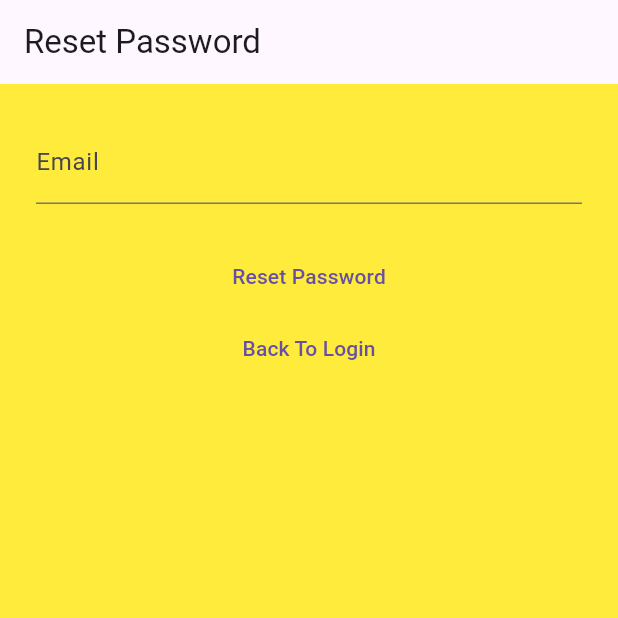
After one commit to RyleyMurphy/homework-tracker, a Flutter app: the screen it shows once a user with an empty profile is signed in, item 4 of the bottom bar chosen, after a tap on "Logout", after a tap on "Forgot Password?", on a phone screen of 412 x 824 dp, the top half of it. The commit adds this screen. Run offline on Flutter 3.47's test engine with Material 3 defaults, Android fonts, the phone set to English and light mode, and no system bars; our stand-ins replace firebase_auth, firebase_core; accounts and stored records are empty; network calls fail.

Commit message:
After Lab 4

```diff
--- a/lib/main.dart
+++ b/lib/main.dart
@@ -24,37 +24,22 @@ class HomeworkTrackerApp extends StatelessWidget {
   }
 }
 
-class SplashScreen extends StatefulWidget {
+class SplashScreen extends StatelessWidget {
   const SplashScreen({super.key});
 
   @override
-  State<SplashScreen> createState() => _SplashScreenState();
-
-}
-
-class _SplashScreenState extends State<SplashScreen> {
-    @override
-    void initState() {
-      super.initState();
-      Timer(const Duration(seconds: 3), () {
-        Navigator.of(context).pushReplacement(
-          MaterialPageRoute(
-          builder:
-          (_) => const MainNavigationScreen(),
-          ),
-        );
-      });
-    }
-
-    @override
   Widget build(BuildContext context) {
-      return Scaffold(
+    return StreamBuilder<User?>(
+      stream: FirebaseAuth.instance.authStateChanges(),
+      builder: (context, snapshot) {
+        if (snapshot.connectionState == ConnectionState.waiting) {
+          return const Scaffold(
             backgroundColor: Colors.blue,
             body: Center(
               child: Text(
                 'Homework Tracker',
                 style: TextStyle(
-              fontSize: 28,
+                  fontSize:28,
                   color: Colors.white,
                   fontWeight: FontWeight.bold,
                 ),
@@ -62,4 +47,11 @@ class _SplashScreenState extends State<SplashScreen> {
             ),
           );
         }
+        if (snapshot.hasData) {
+          return const MainNavigationScreen();
         }
+        return const LoginScreen();
+      },
+    );
+  }
+}
--- a/lib/views/login_screen.dart
+++ b/lib/views/login_screen.dart
@@ -2,6 +2,7 @@ import 'package:flutter/material.dart';
 import '../presenters/auth_presenter.dart';
 import 'main_navigation.dart';
 import 'signup_screen.dart';
+import 'password_reset.dart';
 
 class LoginScreen extends StatefulWidget {
     const LoginScreen({super.key});
@@ -44,7 +45,8 @@ class _LoginScreenState extends State<LoginScreen> {
                 padding: const EdgeInsets.all(16.0),
                 child: Column(
                     children: [
-                        if (_errorMessage!, style: const TextStyle(color: Colors.red)),
+                        if (_errorMessage != null)
+                            Text(_errorMessage!, style: const TextStyle(color: Colors.red)),
                         TextField(
                             controller: _emailController,
                             decoration: const InputDecoration(labelText: 'Email'),
@@ -65,6 +67,15 @@ class _LoginScreenState extends State<LoginScreen> {
                             },
                             child: const Text ('Don\'t have an account? Sign up'),
                         ),
+                        TextButton(
+                            onPressed: () {
+                                Navigator.push(
+                                    context,
+                                    MaterialPageRoute(builder: (_) => const PasswordResetScreen()),
+                                );
+                            },
+                            child: const Text ('Forgot Password?'),
+                        ),
                     ],
                 ),
             ),
--- a/lib/views/main_navigation.dart
+++ b/lib/views/main_navigation.dart
@@ -2,6 +2,7 @@ import 'package:flutter/material.dart';
 import '../home_screen.dart';
 import 'assignment_list_screen.dart';
 import 'course_list_screen.dart';
+import '../views/profile_screen.dart';
 
 class MainNavigationScreen extends StatefulWidget {
   const MainNavigationScreen({super.key});
@@ -16,6 +17,7 @@ class _MainNavigationScreenState extends State<MainNavigationScreen> {
     const HomeScreen(),
     const AssignmentListScreen(),
     const CourseListScreen(),
+    ProfileScreen(),
   ];
 
   void _onItemTapped(int index) {
@@ -30,6 +32,8 @@ class _MainNavigationScreenState extends State<MainNavigationScreen> {
       body: _screens[_selectedIndex],
       bottomNavigationBar: BottomNavigationBar(
         currentIndex: _selectedIndex,
+        selectedItemColor: Colors.purple,
+        unselectedItemColor: Colors.grey,
         onTap: _onItemTapped,
         items: const [
           BottomNavigationBarItem(
@@ -44,6 +48,10 @@ class _MainNavigationScreenState extends State<MainNavigationScreen> {
             icon: Icon(Icons.book),
             label: 'Courses',
           ),
+          BottomNavigationBarItem(
+            icon: Icon(Icons.person),
+            label: 'Profile',
+          ),
         ],
       ),
     );
--- /dev/null
+++ b/lib/views/password_reset.dart
@@ -0,0 +1,59 @@
+import 'package:firebase_auth/firebase_auth.dart';
+import 'package:flutter/material.dart';
+import 'package:homework_tracker1/views/login_screen.dart';
+
+class PasswordResetScreen extends StatefulWidget {
+  const PasswordResetScreen({super.key});
+
+  @override
+  State<PasswordResetScreen> createState() => _PasswordResetScreenState();
+}
+
+class _PasswordResetScreenState extends State<PasswordResetScreen> {
+    final _emailController = TextEditingController();
+
+    @override
+    Widget build(BuildContext context) {
+      return Scaffold(
+        appBar: AppBar(
+          title: const Text('Reset Password'),
+          automaticallyImplyLeading: false,
+        ),
+        body: Padding(
+          padding: EdgeInsets.all(24.0),
+          child: Column(
+            children: [
+                TextField(
+                  controller: _emailController,
+                  decoration: const InputDecoration(labelText: 'Email'),
+                ),
+                const SizedBox(height: 24),
+                TextButton(
+                  onPressed: () {
+                    FirebaseAuth.instance.sendPasswordResetEmail(email: _emailController.text.trim());
+                    showDialog(
+                      context: context,
+                      builder: (BuildContext context) {
+                        return AlertDialog(
+                          title: const Text('Sent Password Reset Email'),
+                      );
+                    },
+                  );
+                },
+                child: const Text('Reset Password'),
+              ),
+              TextButton(
+                onPressed: () {
+                  Navigator.push(
+                    context,
+                    MaterialPageRoute(builder: (_) => LoginScreen())
+                  );
+                },
+                child: const Text('Back To Login'),
+              ),
+            ],
+          ),
+        ),
+      );
+    }
+}
--- /dev/null
+++ b/lib/views/profile_screen.dart
@@ -0,0 +1,65 @@
+import 'package:flutter/material.dart';
+import '../presenters/auth_presenter.dart';
+import 'login_screen.dart';
+
+class ProfileScreen extends StatelessWidget {
+  final AuthPresenter _presenter = AuthPresenter();
+
+  ProfileScreen({super.key});
+
+  void _logout(BuildContext context) async {
+    await _presenter.logout();
+    Navigator.pushAndRemoveUntil(
+      context,
+      MaterialPageRoute(builder: (_) => const LoginScreen()),
+      (_) => false,
+    );
+  }
+
+  @override
+  Widget build(BuildContext context) {
+    final email = _presenter.getCurrentUserEmail() ?? 'Unknown User';
+
+    return Scaffold(
+      appBar: AppBar(
+        title: const Text('Profile'),
+        automaticallyImplyLeading: false,
+      ),
+      body: Padding(
+        padding: const EdgeInsets.all(24.0),
+        child: Column(
+          mainAxisAlignment: MainAxisAlignment.center,
+          children: [
+            const CircleAvatar(
+              radius: 50,
+              backgroundColor: Colors.purple,
+              child: Icon(Icons.person, size: 50, color: Colors.white),
+            ),
+            const SizedBox(height: 24),
+            Card(
+              elevation: 4,
+              shape: RoundedRectangleBorder(
+                borderRadius: BorderRadius.circular(12),
+              ),
+              child: ListTile(
+                leading: const Icon(Icons.email),
+                title: const Text('Email'),
+                subtitle: Text(email),
+              ),
+            ),
+            const SizedBox(height: 40),
+            ElevatedButton.icon(
+              onPressed: () => _logout(context),
+              icon: const Icon(Icons.logout),
+              label: const Text('Logout'),
+              style: ElevatedButton.styleFrom(
+                minimumSize: const Size.fromHeight(50),
+                backgroundColor: Colors.redAccent,
+              ),
+            ),
+          ],
+        ),
+      ),
+    );
+  }
+}
```
Also changed, not shown: lib/views/signup_screen.dart (+7 -2 lines), 3 other files. Lines whose indentation alone changed are shown as unchanged.
